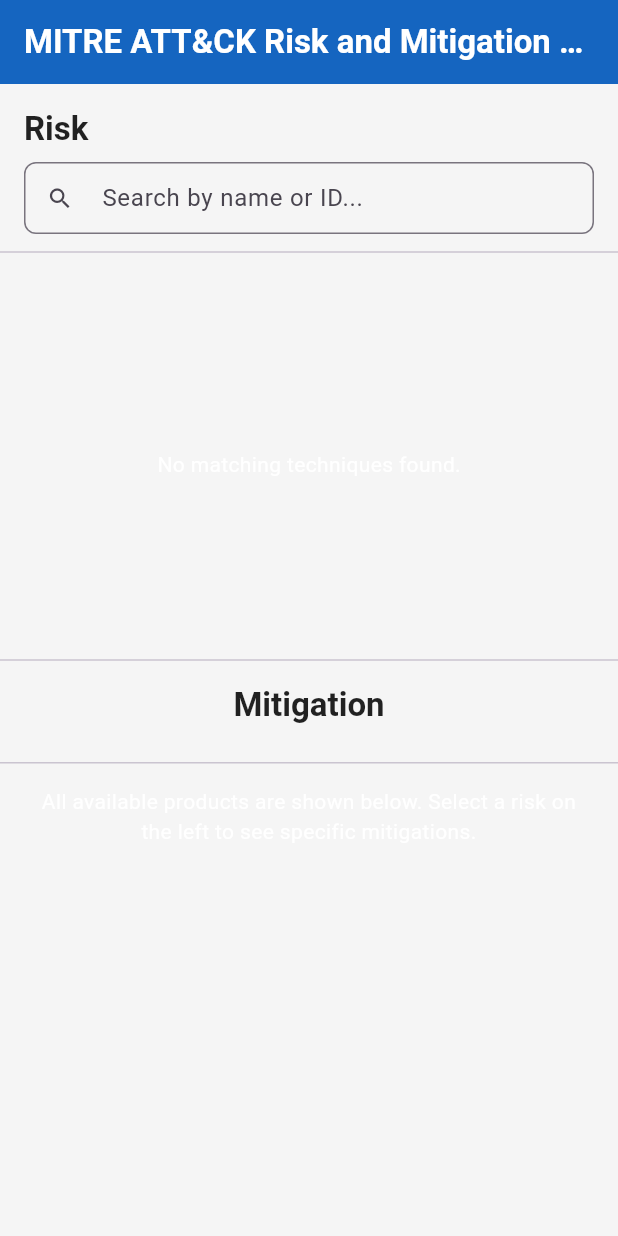
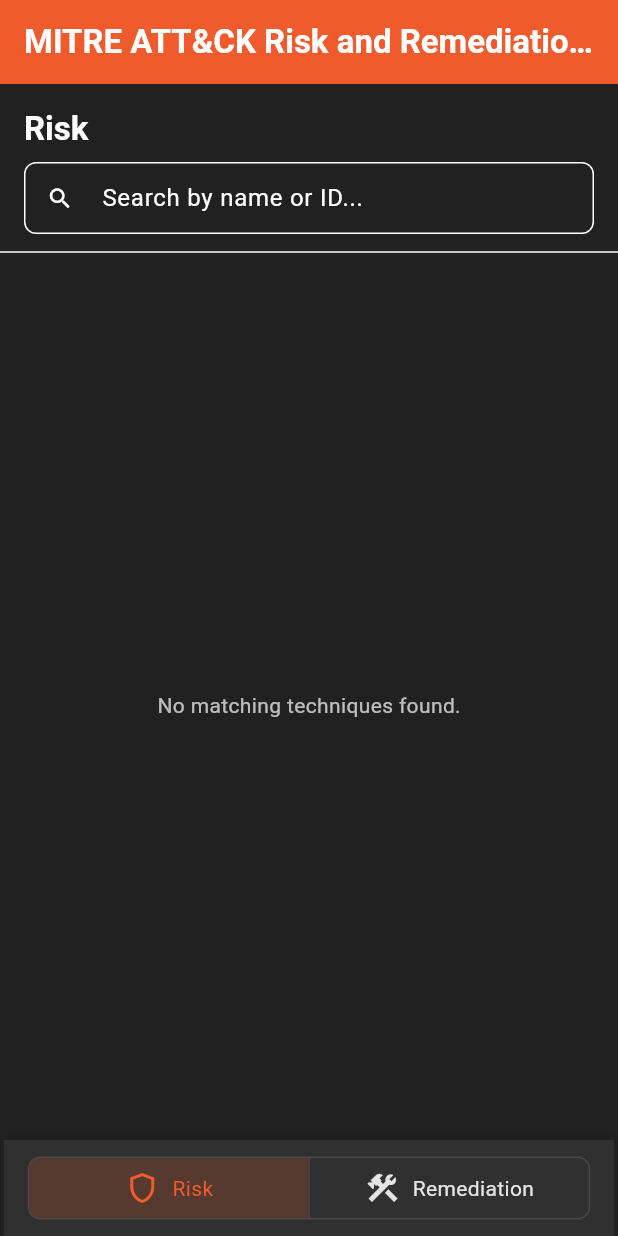
Before and after one commit to TachTech-Engineering/rnr, a Flutter app: the screen it shows after launch, on a phone screen of 412 x 824 dp. Run offline on Flutter 3.47's test engine with Material 3 defaults, Android fonts, the phone set to English and light mode, and no system bars; our stand-ins replace cloud_firestore, firebase_core; accounts and stored records are empty.

Commit message:
Updated theme to dark mode with TachTech brand colors + mobile formatting

```diff
--- a/lib/main.dart
+++ b/lib/main.dart
@@ -19,6 +19,24 @@
     measurementId: "G-G4MFR66DE6"
 );
 
+// ==========================================================================
+// Custom Color Swatch for TachTech Orange
+// ==========================================================================
+const MaterialColor tachtechOrange = MaterialColor(
+  0xFFF05B2D,
+  <int, Color>{
+    50: Color(0xFFFDECEA),
+    100: Color(0xFFFACFBE),
+    200: Color(0xFFF7B090),
+    300: Color(0xFFF49162),
+    400: Color(0xFFF27941),
+    500: Color(0xFFF05B2D),
+    600: Color(0xFFEE5428),
+    700: Color(0xFFEC4B22),
+    800: Color(0xFFEA421C),
+    900: Color(0xFFE63211),
+  },
+);
 
 // ==========================================================================
 // Main Application Entry Point
@@ -31,7 +49,7 @@
 }
 
 // ==========================================================================
-// Root Application Widget
+// Root Application Widget - UPDATED with Dark Theme
 // ==========================================================================
 class MitreApp extends StatelessWidget {
   const MitreApp({Key? key}) : super(key: key);
@@ -39,33 +57,36 @@
   @override
   Widget build(BuildContext context) {
     return ChangeNotifierProvider(
-      create: (context) => RiskMitigationState(),
+      create: (context) => RiskRemediationState(),
       child: MaterialApp(
-        title: 'MITRE ATT&CK Risk Mitigation',
-        theme: ThemeData.light().copyWith(
-          scaffoldBackgroundColor: Colors.grey[100],
-          cardColor: Colors.white,
-          primaryColor: Colors.blue[800],
-          appBarTheme: AppBarTheme(
-              backgroundColor: Colors.blue[800],
+        title: 'MITRE ATT&CK Risk Remediation',
+        theme: ThemeData.dark().copyWith(
+          scaffoldBackgroundColor: const Color(0xFF212121),
+          cardColor: const Color(0xFF303030),
+          primaryColor: tachtechOrange,
+          appBarTheme: const AppBarTheme(
+              backgroundColor: tachtechOrange,
               foregroundColor: Colors.white
           ),
           elevatedButtonTheme: ElevatedButtonThemeData(
               style: ElevatedButton.styleFrom(
-                backgroundColor: Colors.blue[800],
+                backgroundColor: tachtechOrange,
                 foregroundColor: Colors.white,
               )
           ),
           textButtonTheme: TextButtonThemeData(
-            style: TextButton.styleFrom(foregroundColor: Colors.blue[800]),
+            style: TextButton.styleFrom(foregroundColor: tachtechOrange),
           ),
-          expansionTileTheme: ExpansionTileThemeData(
-            iconColor: Colors.blue[800],
-            textColor: Colors.blue[800],
+          expansionTileTheme: const ExpansionTileThemeData(
+            iconColor: tachtechOrange,
+            textColor: tachtechOrange,
           ),
           textTheme: const TextTheme(
-            titleLarge: TextStyle(color: Colors.black87, fontWeight: FontWeight.bold),
+            titleLarge: TextStyle(color: Colors.white, fontWeight: FontWeight.bold),
+            bodyMedium: TextStyle(color: Colors.white70),
           ),
+          dividerColor: Colors.grey[800],
+          colorScheme: ColorScheme.fromSwatch(primarySwatch: tachtechOrange, brightness: Brightness.dark).copyWith(background: const Color(0xFF212121)),
         ),
         home: const HomeScreen(),
         debugShowCheckedModeBanner: false,
@@ -75,7 +96,7 @@
 }
 
 // ==========================================================================
-// Data Models - These classes will be populated by the client-side logic
+// Data Models
 // ==========================================================================
 
 /// Represents a top-level Tactic.
@@ -95,7 +116,7 @@
   final String parentTacticId;
   final String? description;
   final String? link;
-  List<SubTechnique> subTechniques; // Made mutable to attach children later
+  List<SubTechnique> subTechniques;
 
   Technique({required this.id, required this.name, required this.parentTacticId, this.description, this.link, this.subTechniques = const []});
 }
@@ -127,7 +148,7 @@
   int get hashCode => id.hashCode;
 }
 
-/// Represents a mitigation Product.
+/// Represents a remediation Product.
 class Product {
   final String id;
   final String name;
@@ -135,16 +156,14 @@
 }
 
 // ==========================================================================
-// Firestore Service - UPDATED with correct collection name
+// Firestore Service
 // ==========================================================================
 class FirestoreService {
   final FirebaseFirestore _db = FirebaseFirestore.instance;
 
-  /// NEW: Fetches partially denormalized data and builds the tree structure in the app.
   Future<List<Tactic>> getHierarchicalData() async {
     List<Tactic> finalTactics = [];
     try {
-      // UPDATED: Changed collection name to 'MITRE ATT&CK Framework'
       final tacticsSnapshot = await _db.collection('MITRE ATT&CK Framework').get();
 
       for (final tacticDoc in tacticsSnapshot.docs) {
@@ -154,21 +173,20 @@
         List<Technique> parentTechniques = [];
         List<SubTechnique> subTechniques = [];
 
-        // First pass: separate parents and children
         for (var doc in techniquesSnapshot.docs) {
           final data = doc.data();
           final id = doc.id;
 
-          if (id.contains('.')) { // It's a sub-technique
+          if (id.contains('.')) {
             subTechniques.add(SubTechnique(
               id: id,
               name: data['name'] ?? 'Unnamed Sub-Technique',
               description: data['description'] as String?,
               link: data['link'] as String?,
               parentTacticId: tacticDoc.id,
-              parentTechniqueId: id.split('.').first, // Infer parent ID
+              parentTechniqueId: id.split('.').first,
             ));
-          } else { // It's a parent technique
+          } else {
             parentTechniques.add(Technique(
               id: id,
               name: data['name'] ?? 'Unnamed Technique',
@@ -179,7 +197,6 @@
           }
         }
 
-        // Second pass: attach children to their parents
         for (var parent in parentTechniques) {
           parent.subTechniques = subTechniques
               .where((sub) => sub.parentTechniqueId == parent.id)
@@ -191,7 +208,7 @@
           name: tacticData['name'] ?? 'Unnamed Tactic',
           description: tacticData['description'] as String?,
           link: tacticData['link'] as String?,
-          techniques: parentTechniques, // Add the fully structured list
+          techniques: parentTechniques,
         ));
       }
       return finalTactics;
@@ -239,7 +256,7 @@
     }
   }
 
-  Future<List<String>> getMitigatingProductIds(List<String> subTechniqueIds) async {
+  Future<List<String>> getRemediatingProductIds(List<String> subTechniqueIds) async {
     if (subTechniqueIds.isEmpty) return [];
 
     try {
@@ -255,7 +272,7 @@
 
       return productIds;
     } catch (e) {
-      print("Error fetching mitigating product IDs: $e");
+      print("Error fetching remediating product IDs: $e");
       return [];
     }
   }
@@ -278,12 +295,12 @@
 // ==========================================================================
 // Application State Management (Provider)
 // ==========================================================================
-class RiskMitigationState with ChangeNotifier {
+class RiskRemediationState with ChangeNotifier {
   final FirestoreService _firestoreService = FirestoreService();
 
   List<SubTechnique> _selectedSubTechniques = [];
   List<Product> _allProducts = [];
-  List<Product> _mitigatingProducts = [];
+  List<Product> _remediatingProducts = [];
   List<Tactic> _allTacticsData = [];
   String _searchQuery = "";
 
@@ -292,13 +309,13 @@
 
   List<SubTechnique> get selectedSubTechniques => _selectedSubTechniques;
   List<Product> get allProducts => _allProducts;
-  List<Product> get mitigatingProducts => _mitigatingProducts;
+  List<Product> get remediatingProducts => _remediatingProducts;
   List<Tactic> get allTacticsData => _allTacticsData;
   String get searchQuery => _searchQuery;
   bool get isLoadingProducts => _isLoadingProducts;
   bool get isLoadingTactics => _isLoadingTactics;
 
-  RiskMitigationState() {
+  RiskRemediationState() {
     _loadInitialData();
   }
 
@@ -307,7 +324,6 @@
     _isLoadingProducts = true;
     notifyListeners();
 
-    // UPDATED to call the new hierarchical data fetcher
     final results = await Future.wait([
       _firestoreService.getHierarchicalData(),
       _firestoreService.getAllProducts(),
@@ -327,13 +343,13 @@
     } else {
       _selectedSubTechniques.add(subTechnique);
     }
-    _updateMitigatingProducts();
+    _updateRemediatingProducts();
     notifyListeners();
   }
 
   void clearSelection() {
     _selectedSubTechniques.clear();
-    _updateMitigatingProducts();
+    _updateRemediatingProducts();
     notifyListeners();
   }
 
@@ -342,20 +358,20 @@
     notifyListeners();
   }
 
-  Future<void> _updateMitigatingProducts() async {
+  Future<void> _updateRemediatingProducts() async {
     _isLoadingProducts = true;
     notifyListeners();
 
     if (_selectedSubTechniques.isEmpty) {
-      _mitigatingProducts = [];
+      _remediatingProducts = [];
       _isLoadingProducts = false;
       notifyListeners();
       return;
     }
 
     final selectedIds = _selectedSubTechniques.map((st) => st.id).toList();
-    final productIds = await _firestoreService.getMitigatingProductIds(selectedIds);
-    _mitigatingProducts = await _firestoreService.getProductsByIds(productIds);
+    final productIds = await _firestoreService.getRemediatingProductIds(selectedIds);
+    _remediatingProducts = await _firestoreService.getProductsByIds(productIds);
 
     _isLoadingProducts = false;
     notifyListeners();
@@ -363,34 +379,89 @@
 }
 
 // ==========================================================================
-// Main Screen Widget
+// Main Screen Widget - UPDATED for Mobile View
 // ==========================================================================
-class HomeScreen extends StatelessWidget {
+
+enum MobileView { risk, remediation }
+
+class HomeScreen extends StatefulWidget {
   const HomeScreen({Key? key}) : super(key: key);
+
+  @override
+  State<HomeScreen> createState() => _HomeScreenState();
+}
+
+class _HomeScreenState extends State<HomeScreen> {
+  MobileView _currentView = MobileView.risk;
 
   @override
   Widget build(BuildContext context) {
     return Scaffold(
       appBar: AppBar(
-        title: const Text('MITRE ATT&CK Risk and Mitigation Mapping'),
+        title: const Text('MITRE ATT&CK Risk and Remediation Mapping'),
         centerTitle: true,
       ),
       body: LayoutBuilder(
         builder: (context, constraints) {
+          // --- Desktop View ---
           if (constraints.maxWidth > 850) {
             return const Row(
               children: [
                 Expanded(flex: 1, child: RiskPanel()),
                 VerticalDivider(width: 1),
-                Expanded(flex: 1, child: MitigationPanel()),
+                Expanded(flex: 1, child: RemediationPanel()),
               ],
             );
-          } else {
-            return const Column(
+          }
+
+          // --- Mobile View ---
+          else {
+            return Column(
               children: [
-                Expanded(flex: 1, child: RiskPanel()),
-                Divider(height: 1),
-                Expanded(flex: 1, child: MitigationPanel()),
+                Expanded(
+                  child: IndexedStack(
+                    index: _currentView.index,
+                    children: const [
+                      RiskPanel(),
+                      RemediationPanel(),
+                    ],
+                  ),
+                ),
+                Container(
+                  padding: const EdgeInsets.symmetric(vertical: 8.0, horizontal: 16.0),
+                  decoration: BoxDecoration(
+                      color: Theme.of(context).cardColor,
+                      boxShadow: const [
+                        BoxShadow(
+                          color: Colors.black12,
+                          blurRadius: 5,
+                          offset: Offset(0, -2),
+                        )
+                      ]
+                  ),
+                  child: ToggleButtons(
+                    isSelected: [
+                      _currentView == MobileView.risk,
+                      _currentView == MobileView.remediation,
+                    ],
+                    onPressed: (int index) {
+                      setState(() {
+                        _currentView = MobileView.values[index];
+                      });
+                    },
+                    borderRadius: BorderRadius.circular(8.0),
+                    fillColor: tachtechOrange.withOpacity(0.2),
+                    selectedColor: tachtechOrange,
+                    constraints: BoxConstraints(
+                      minWidth: (constraints.maxWidth - 40) / 2, // Ensure buttons fill space
+                      minHeight: 40,
+                    ),
+                    children: const [
+                      Row(mainAxisAlignment: MainAxisAlignment.center, children: [Icon(Icons.shield_outlined), SizedBox(width: 8), Text('Risk')]),
+                      Row(mainAxisAlignment: MainAxisAlignment.center, children: [Icon(Icons.construction_outlined), SizedBox(width: 8), Text('Remediation')]),
+                    ],
+                  ),
+                ),
               ],
             );
           }
@@ -402,7 +473,7 @@
 
 
 // ==========================================================================
-// Left Panel: Risk (MITRE ATT&CK)
+// Left Panel: Risk
 // ==========================================================================
 class RiskPanel extends StatefulWidget {
   const RiskPanel({Key? key}) : super(key: key);
@@ -422,7 +493,7 @@
 
   @override
   Widget build(BuildContext context) {
-    return Consumer<RiskMitigationState>(
+    return Consumer<RiskRemediationState>(
       builder: (context, state, child) {
 
         List<Tactic> filteredTactics = [];
@@ -444,7 +515,6 @@
                     parentTacticId: technique.parentTacticId,
                     description: technique.description,
                     link: technique.link,
-                    // If the parent technique matches, show all its children, not just the filtered ones
                     subTechniques: technique.name.toLowerCase().contains(query) ? technique.subTechniques : filteredSubTechniques
                 ));
               }
@@ -456,7 +526,6 @@
                   name: tactic.name,
                   description: tactic.description,
                   link: tactic.link,
-                  // If the tactic matches, show all its children
                   techniques: tactic.name.toLowerCase().contains(query) ? tactic.techniques : filteredTechniques
               ));
             }
@@ -576,7 +645,6 @@
 
   @override
   Widget build(BuildContext context) {
-    // If a technique has no sub-techniques, treat it as a non-expandable ListTile.
     if (technique.subTechniques.isEmpty) {
       return ListTile(
         contentPadding: const EdgeInsets.only(left: 16.0, right: 16.0),
@@ -596,7 +664,6 @@
       );
     }
 
-    // If it has sub-techniques, make it expandable.
     return ExpansionTile(
         key: PageStorageKey(technique.id),
         leading: IconButton(
@@ -622,10 +689,10 @@
         initiallyExpanded: searchQuery.isNotEmpty,
         children: [
           Padding(
-            padding: const EdgeInsets.only(left: 32.0), // Extra indent for sub-techniques
+            padding: const EdgeInsets.only(left: 32.0),
             child: Column(
               children: technique.subTechniques.map((subTechnique) {
-                final riskState = context.watch<RiskMitigationState>();
+                final riskState = context.watch<RiskRemediationState>();
                 final isSelected = riskState.selectedSubTechniques.contains(subTechnique);
                 return ListTile(
                   leading: IconButton(
@@ -642,10 +709,10 @@
                   title: Text(subTechnique.name),
                   trailing: Text(subTechnique.id, style: TextStyle(fontSize: 12, color: Colors.grey[600])),
                   dense: true,
-                  tileColor: isSelected ? Colors.blue.withOpacity(0.15) : null,
+                  tileColor: isSelected ? tachtechOrange.withOpacity(0.15) : null,
                   shape: RoundedRectangleBorder(borderRadius: BorderRadius.circular(4)),
                   onTap: () {
-                    context.read<RiskMitigationState>().toggleSubTechnique(subTechnique);
+                    context.read<RiskRemediationState>().toggleSubTechnique(subTechnique);
                   },
                 );
               }).toList(),
@@ -656,7 +723,6 @@
   }
 }
 
-// A generic helper function to show the info dialog for any item.
 void _showInfoDialog({
   required BuildContext context,
   required String name,
@@ -726,27 +792,27 @@
 
 
 // ==========================================================================
-// Right Panel: Mitigation (Products)
+// Right Panel: Remediation
 // ==========================================================================
-class MitigationPanel extends StatelessWidget {
-  const MitigationPanel({Key? key}) : super(key: key);
+class RemediationPanel extends StatelessWidget {
+  const RemediationPanel({Key? key}) : super(key: key);
 
   @override
   Widget build(BuildContext context) {
-    return Consumer<RiskMitigationState>(
+    return Consumer<RiskRemediationState>(
       builder: (context, state, child) {
         List<Product> productsToShow;
         String message;
 
         if (state.selectedSubTechniques.isEmpty) {
           productsToShow = state.allProducts;
-          message = 'All available products are shown below. Select a risk on the left to see specific mitigations.';
+          message = 'All available products are shown below. Select a risk on the left to see specific remediations.';
         } else {
-          productsToShow = state.mitigatingProducts;
+          productsToShow = state.remediatingProducts;
           if (!state.isLoadingProducts && productsToShow.isEmpty) {
-            message = 'No products found that mitigate the selected risks.';
+            message = 'No products found that remediate the selected risks.';
           } else {
-            message = 'Showing products that mitigate the selected risks.';
+            message = 'Showing products that remediate the selected risks.';
           }
         }
 
@@ -755,7 +821,7 @@
           children: [
             Padding(
               padding: const EdgeInsets.all(16.0),
-              child: Text('Mitigation', style: Theme.of(context).textTheme.titleLarge, textAlign: TextAlign.center),
+              child: Text('Remediation', style: Theme.of(context).textTheme.titleLarge, textAlign: TextAlign.center),
             ),
             const Divider(),
             Padding(
```
Also changed, not shown: firebase.json, 2 other files.
